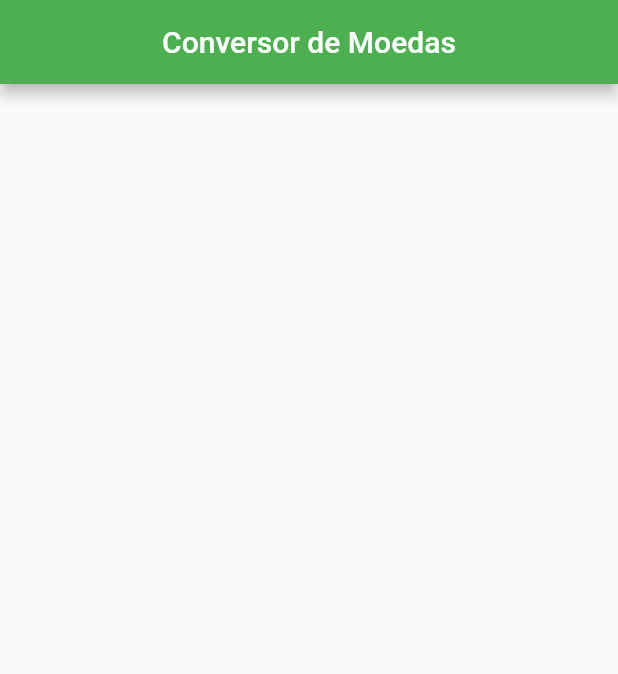
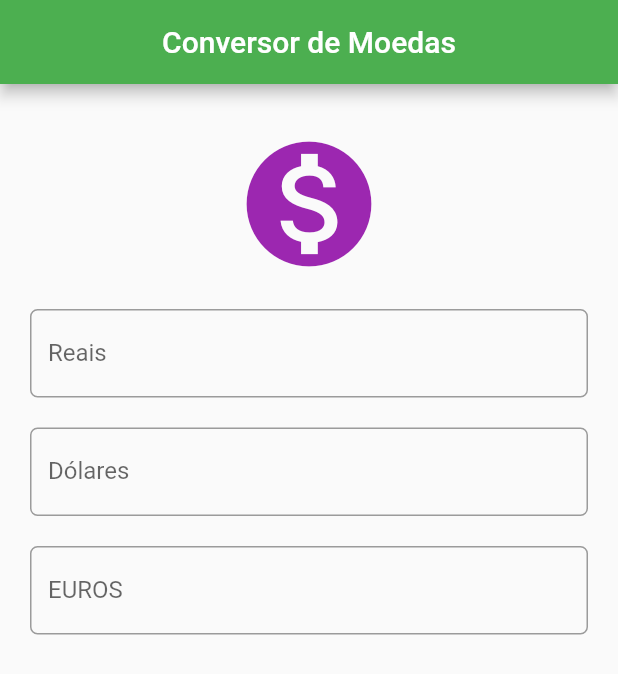
Before and after one commit to brandaoti/conversor-moedas, a Flutter app: the screen it shows after launch, on a phone screen of 412 x 824 dp. Shown: the top 674 px of the screen. Run offline on Flutter 3.47's test engine with Material 2 defaults, Android fonts, the phone set to English and light mode, and no system bars.

Commit message:
Adicionando layout, campos de texto e melhorando organização do codigo

```diff
--- /dev/null
+++ b/lib/ui/android/pages/build_txt_field.dart
@@ -0,0 +1,13 @@
+import 'package:flutter/material.dart';
+
+Widget buildTextField(String label, String prefix) {
+  return TextFormField(
+    decoration: InputDecoration(
+      labelText: label,
+      //labelStyle: TextStyle(fontSize: 10.0),
+      border: OutlineInputBorder(borderRadius: BorderRadius.circular(5.0)),
+      prefixText: prefix,
+    ),
+    style: TextStyle(color: Colors.purple),
+  );
+}
--- a/lib/ui/android/pages/home_page.dart
+++ b/lib/ui/android/pages/home_page.dart
@@ -1,5 +1,5 @@
-
 import 'package:flutter/material.dart';
+import 'package:conversor_moedas/ui/android/pages/build_txt_field.dart';
 
 class HomePage extends StatefulWidget {
   @override
@@ -12,8 +12,29 @@ class _HomePageState extends State<HomePage> {
     return Scaffold(
       appBar: AppBar(
         title: Text("Conversor de Moedas"),
+        centerTitle: true,
+      ),
+      body: SingleChildScrollView(
+        padding: EdgeInsets.only(
+            left: 20.0, top: 30.0, right: 20.0), //Alterar posição
+        child: Column(
+          crossAxisAlignment: CrossAxisAlignment.stretch,
+          children: <Widget>[
+            Icon(
+              Icons.monetization_on, // Se necessario, trocar!
+              color: Colors.purple,
+              size: 100.0,
+            ),
 
-        centerTitle: true,
+            SizedBox(height: 20.0),
+            buildTextField("Reais", "R\$ "),
+            SizedBox(height: 20.0),
+            buildTextField("Dólares", "US\$ "),
+            SizedBox(height: 20.0),
+            buildTextField("EUROS", "£ "),
+
+          ],
+        ),
       ),
     );
   }
```
